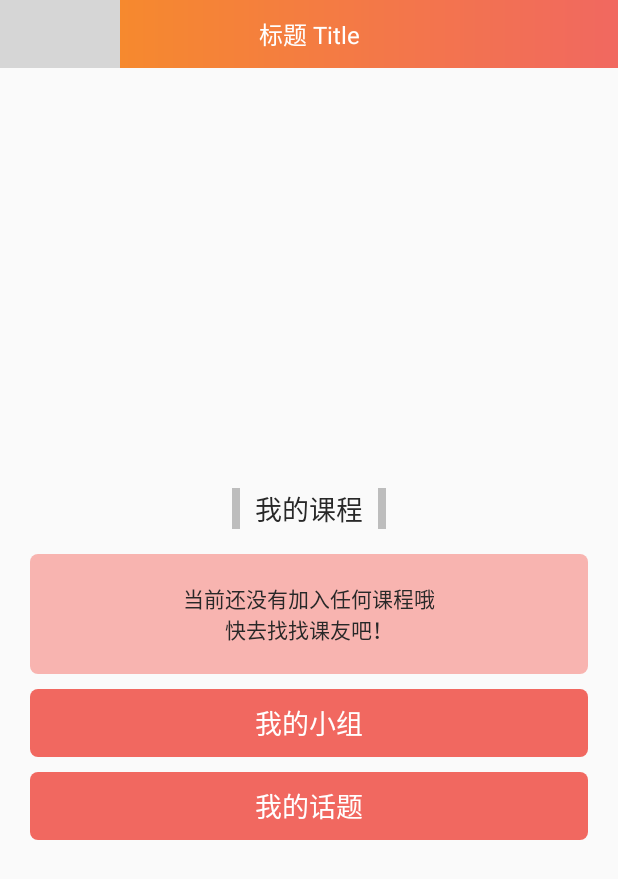
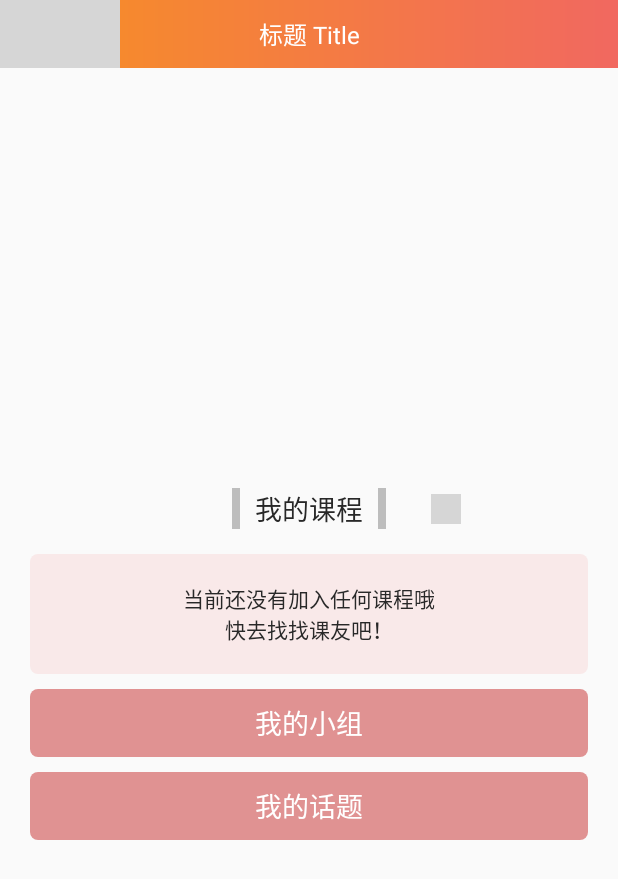
Before and after one commit to tjin34/BU-Assist, an Android app: the layout activity_classmate_final.xml on its own in the app's theme, with its tools: preview values and no code run, on a phone screen of 412 x 824 dp. Shown: the top 879 px of the screen. Run offline under Robolectric (Android 15) with nearby library versions, the phone set to English and light mode, and no system bars; grey boxes are pictures that could not be loaded.

Commit message:
2017/11/2 Android 再起

```diff
--- a/BUAssist/app/build.gradle
+++ b/BUAssist/app/build.gradle
@@ -1,11 +1,10 @@
 apply plugin: 'com.android.application'
-apply plugin: 'android-apt'
 
 
 
 android {
     compileSdkVersion 25
-    buildToolsVersion "25.0.3"
+    buildToolsVersion '26.0.2'
     defaultConfig {
         applicationId "net.bucssa.buassist"
         minSdkVersion 19
@@ -44,12 +43,11 @@ dependencies {
     androidTestCompile('com.android.support.test.espresso:espresso-core:2.2.2', {
         exclude group: 'com.android.support', module: 'support-annotations'
     })
-    apt 'com.jakewharton:butterknife-compiler:8.4.0'
+    annotationProcessor 'com.jakewharton:butterknife-compiler:8.4.0'
     compile 'com.contrarywind:Android-PickerView:3.2.5'
     compile 'com.github.bumptech.glide:glide:3.5.2'
     compile 'com.android.support:appcompat-v7:25.3.1'
     compile 'com.jakewharton:butterknife:8.4.0'
-    compile 'com.android.support.constraint:constraint-layout:1.0.2'
     testCompile 'junit:junit:4.12'
     compile 'com.jakewharton.rxbinding:rxbinding:0.4.0'
     compile 'com.jakewharton.rxbinding:rxbinding-appcompat-v7:0.4.0'
--- a/BUAssist/app/src/main/res/drawable/bg_class_list_left.xml
+++ b/BUAssist/app/src/main/res/drawable/bg_class_list_left.xml
@@ -1,5 +1,5 @@
 <?xml version="1.0" encoding="utf-8"?>
         <shape xmlns:android="http://schemas.android.com/apk/res/android">
             <corners android:radius="@dimen/normalRadius"/>
-            <solid android:color="@color/material_red"/>
+            <solid android:color="@color/red"/>
         </shape>
--- a/BUAssist/app/src/main/res/drawable/bg_class_list_left2.xml
+++ b/BUAssist/app/src/main/res/drawable/bg_class_list_left2.xml
@@ -1,5 +1,5 @@
 <?xml version="1.0" encoding="utf-8"?>
 <shape xmlns:android="http://schemas.android.com/apk/res/android">
     <corners android:radius="@dimen/normalRadius"/>
-    <solid android:color="@color/mainBgTheme"/>
+    <solid android:color="@color/pink"/>
 </shape>
--- a/BUAssist/app/src/main/res/drawable/bg_class_list_left3.xml
+++ b/BUAssist/app/src/main/res/drawable/bg_class_list_left3.xml
@@ -1,5 +1,5 @@
 <?xml version="1.0" encoding="utf-8"?>
 <shape xmlns:android="http://schemas.android.com/apk/res/android">
     <corners android:radius="@dimen/normalRadius"/>
-    <solid android:color="@color/mainTabTheme"/>
+    <solid android:color="@color/secondary_pink"/>
 </shape>
--- a/BUAssist/app/src/main/res/drawable/selector_bg_classmate_button.xml
+++ b/BUAssist/app/src/main/res/drawable/selector_bg_classmate_button.xml
@@ -3,7 +3,7 @@
     <item android:state_pressed="false">
         <shape>
             <corners android:radius="@dimen/normalRadius"/>
-            <solid android:color="@color/mainBgTheme"/>
+            <solid android:color="@color/third_pink"/>
         </shape>
     </item>
     <item android:state_pressed="true">
--- a/BUAssist/app/src/main/res/drawable/selector_bg_classmate_button2.xml
+++ b/BUAssist/app/src/main/res/drawable/selector_bg_classmate_button2.xml
@@ -3,7 +3,7 @@
     <item android:state_pressed="false">
         <shape>
             <corners android:radius="@dimen/normalRadius"/>
-            <solid android:color="@color/mainTabTheme"/>
+            <solid android:color="@color/secondary_pink"/>
         </shape>
     </item>
     <item android:state_pressed="true">
--- /dev/null
+++ b/BUAssist/app/src/main/res/drawable/selector_bg_round_red.xml
@@ -0,0 +1,13 @@
+<?xml version="1.0" encoding="utf-8"?>
+<selector xmlns:android="http://schemas.android.com/apk/res/android">
+    <item android:state_pressed="false">
+        <shape android:shape="oval">
+            <solid android:color="@color/red"/>
+        </shape>
+    </item>
+    <item android:state_pressed="true">
+        <shape android:shape="oval">
+            <solid android:color="@color/pink"/>
+        </shape>
+    </item>
+</selector>
--- a/BUAssist/app/src/main/res/layout/activity_classmate_final.xml
+++ b/BUAssist/app/src/main/res/layout/activity_classmate_final.xml
@@ -22,6 +22,7 @@
                 android:layout_height="60dp">
 
                 <LinearLayout
+                    android:id="@+id/title"
                     android:layout_width="wrap_content"
                     android:layout_height="wrap_content"
                     android:orientation="horizontal"
@@ -45,9 +46,17 @@
                         android:layout_width="5dp"
                         android:layout_height="match_parent"
                         android:background="@color/grey_400"/>
+                </LinearLayout>
 
-
-                </LinearLayout>
+                <ImageView
+                    android:id="@+id/iv_addClass"
+                    android:layout_width="20dp"
+                    android:layout_height="20dp"
+                    android:src="@drawable/addition"
+                    android:background="@drawable/selector_bg_round_red"
+                    android:layout_centerVertical="true"
+                    android:layout_toRightOf="@id/title"
+                    android:layout_marginLeft="30dp"/>
 
 
             </RelativeLayout>
--- a/BUAssist/app/src/main/res/layout/item_class_list_final.xml
+++ b/BUAssist/app/src/main/res/layout/item_class_list_final.xml
@@ -55,6 +55,12 @@
             android:textColor="@color/tv_normal"
             android:layout_marginLeft="10dp"/>
 
+        <ImageView
+            android:layout_width="30dp"
+            android:layout_height="30dp"
+            android:src="@drawable/ic_arrow_right_white"
+            android:layout_alignParentRight="true"/>
+
     </RelativeLayout>
 
 </LinearLayout>
--- a/BUAssist/app/src/main/res/values/colors.xml
+++ b/BUAssist/app/src/main/res/values/colors.xml
@@ -67,4 +67,12 @@
     <color name="mainBgTheme">#f16860</color>
     <color name="mainTabTheme">#f8b4b0</color>
     <color name="test">#f9d1cf</color>
+
+
+    <!--最终版定色-->
+    <color name="red">#C12525</color>
+    <color name="pink">#DC8585</color>
+    <color name="secondary_pink">#F9E9E9</color>
+    <color name="third_pink">#E09292</color>
+
 </resources>
--- a/BUAssist/build.gradle
+++ b/BUAssist/build.gradle
@@ -5,7 +5,7 @@ buildscript {
         jcenter()
     }
     dependencies {
-        classpath 'com.android.tools.build:gradle:2.3.2'
+        classpath 'com.android.tools.build:gradle:3.0.0'
 
         // NOTE: Do not place your application dependencies here; they belong
         // in the individual module build.gradle files
```
Also changed, not shown: BUAssist/app/src/main/res/layout/activity_class_detail_final.xml (+12 -5 lines), BUAssist/app/src/main/res/drawable/ic_arrow_right_white.png (added), BUAssist/gradle/wrapper/gradle-wrapper.properties.
